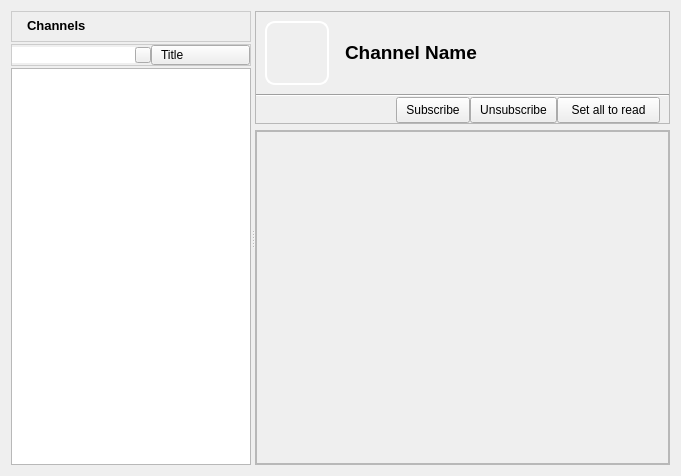
First picture: the form in retroshare-gui/src/gui/ChannelFeed.ui, repository RetroShare/RetroShare, before the edit.
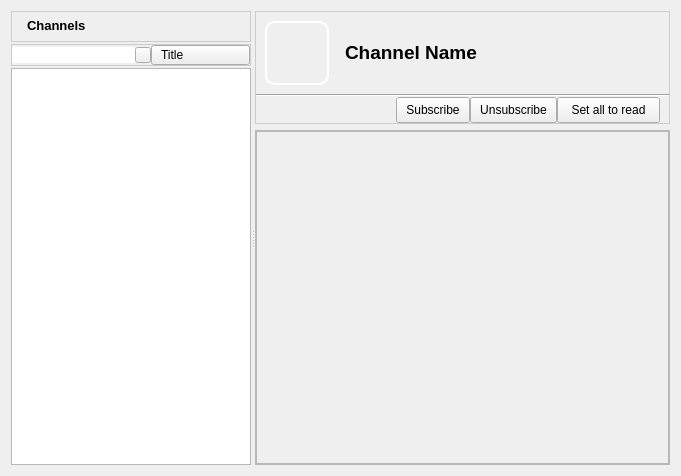
Second picture: the form after the edit. Icons and pictures are not drawn.

Commit message: set a border color for the channel frame

```diff
--- a/retroshare-gui/src/gui/ChannelFeed.ui
+++ b/retroshare-gui/src/gui/ChannelFeed.ui
@@ -447,7 +447,9 @@
         <widget class="QFrame" name="frame">
          <property name="styleSheet">
           <string notr="true"> QFrame#frame{background-color: qlineargradient(x1:0, y1:0, x2:0, y2:1,
-                                       stop:0 #F2F2F2, stop:1 #E6E6E6);}</string>
+                                       stop:0 #F2F2F2, stop:1 #E6E6E6);
+border: 1px solid #CCCCCC;}
+</string>
          </property>
          <property name="frameShape">
           <enum>QFrame::StyledPanel</enum>
```
